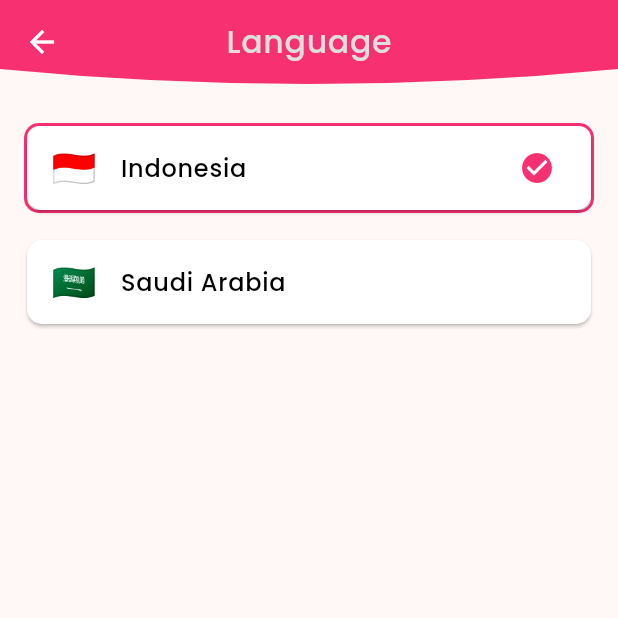
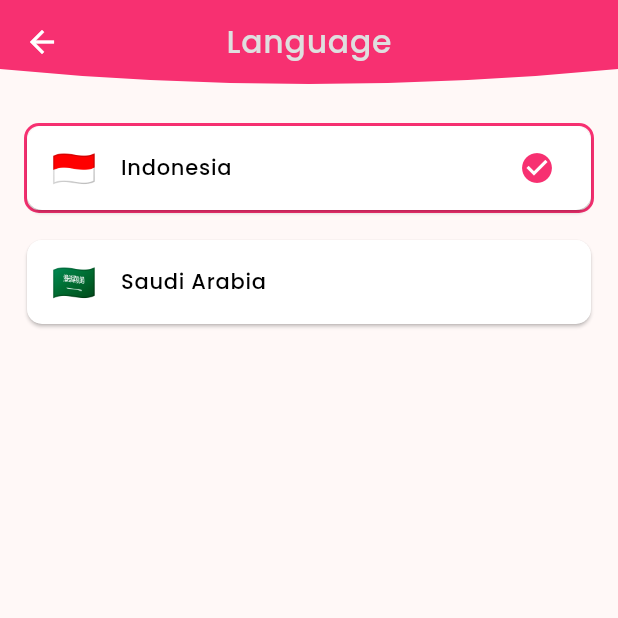
Before and after one commit to shairfinalamintusherp1/FoodOne, a Flutter app: the RiderLanguagePage screen opened directly, on a phone screen of 412 x 824 dp, the top half of it. Run offline on Flutter 3.47's test engine with Material 3 defaults, Android fonts, the light colour scheme and no system bars; our stand-ins replace google_fonts; network calls fail.

Commit message:
3/15/25-3.09

```diff
--- a/lib/prasentation/auth/email_verification.dart
+++ b/lib/prasentation/auth/email_verification.dart
@@ -100,7 +100,7 @@ class _EmailVarificationPageState extends State<EmailVarificationPage> {
               children: [
                 commonText(
                   "Didn’t Receive Code? ",
-                  size: 14,
+                  size: 12,
                   color: textSecondaryColor,
                 ),
                 GestureDetector(
--- a/lib/prasentation/auth/signup.dart
+++ b/lib/prasentation/auth/signup.dart
@@ -47,13 +47,13 @@ class _SignUpPageState extends State<SignUpPage> {
                         text: "Welcome! ",
                         style: TextStyle(
                           color: primaryDarkColor,
-                          fontSize: 16,
+                          fontSize: 14,
                           fontWeight: FontWeight.bold,
                         ),
                       ),
                       TextSpan(
                         text: "Please fill the form to continue.",
-                        style: TextStyle(color: textPrimaryColor, fontSize: 16),
+                        style: TextStyle(color: textPrimaryColor, fontSize: 14),
                       ),
                     ],
                   ),
--- a/lib/prasentation/rider_language.dart
+++ b/lib/prasentation/rider_language.dart
@@ -23,12 +23,12 @@ class _RiderLanguagePageState extends State<RiderLanguagePage> {
         backgroundColor: Colors.transparent,
         flexibleSpace: ClipPath(
           clipper: CustomAppBarClipper(),
-          child: Container(height: 140, color: primaryColor),
+          child: Container(height: 140.0, color: primaryColor),
         ),
 
         title: commonText(
           "Language",
-          size: 21,
+          size: 21.0,
           fontWeigth: FontWeight.w500,
           color: whiteColor,
         ),
@@ -39,18 +39,18 @@ class _RiderLanguagePageState extends State<RiderLanguagePage> {
         child: Column(
           crossAxisAlignment: CrossAxisAlignment.start,
           children: [
-            SizedBox(height: 10),
+            SizedBox(height: 10.0),
             Expanded(
               child: ListView.separated(
-                separatorBuilder: (context, index) => SizedBox(height: 16),
+                separatorBuilder: (context, index) => SizedBox(height: 16.0),
                 itemCount: countryList.length,
                 itemBuilder: (context, index) {
                   final country = countryList[index];
                   return Container(
                     decoration: BoxDecoration(
-                      borderRadius: BorderRadius.circular(10),
+                      borderRadius: BorderRadius.circular(10.0),
                       border: Border.all(
-                        width: 2,
+                        width: 2.0,
 
                         color:
                             selectedCountry == country.name
@@ -59,19 +59,19 @@ class _RiderLanguagePageState extends State<RiderLanguagePage> {
                       ),
                     ),
                     child: Card(
-                      margin: EdgeInsets.all(0),
+                      margin: EdgeInsets.all(0.0),
                       color: Colors.white,
                       shape: RoundedRectangleBorder(
-                        borderRadius: BorderRadius.circular(10),
+                        borderRadius: BorderRadius.circular(10.0),
                       ),
                       child: ListTile(
                         leading: commonText(
                           country.flag,
-                          size: 24,
+                          size: 24.0,
                         ), // Display country flag
                         title: commonText(
                           country.name,
-                          size: 16,
+                          size: 14.0,
                           fontWeigth: FontWeight.w500,
                         ),
                         trailing:
--- a/lib/prasentation/rider_location.dart
+++ b/lib/prasentation/rider_location.dart
@@ -43,7 +43,7 @@ class _RiderLocationPageState extends State<RiderLocationPage> {
           children: [
             commonText(
               "Current Location",
-              size: 16,
+              size: 14,
               fontWeigth: FontWeight.w500,
             ),
             SizedBox(height: 10.0),
@@ -96,7 +96,7 @@ class _RiderLocationPageState extends State<RiderLocationPage> {
             commonText(
               "Add New Location",
               fontWeigth: FontWeight.w500,
-              size: 16,
+              size: 14,
             ),
             SizedBox(height: 10),
             Container(
--- a/lib/prasentation/rider_profile.dart
+++ b/lib/prasentation/rider_profile.dart
@@ -35,7 +35,8 @@ class _RiderProfilePageState extends State<RiderProfilePage> {
           SizedBox(width: 20),
         ],
       ),
-      body: Column(
+      body: SingleChildScrollView(
+        child: Column(
           children: [
             Stack(
               alignment: Alignment.center,
@@ -129,6 +130,7 @@ class _RiderProfilePageState extends State<RiderProfilePage> {
             ),
           ],
         ),
+      ),
     );
   }
 
@@ -152,7 +154,7 @@ class _RiderProfilePageState extends State<RiderProfilePage> {
             value,
             alinment: TextAlign.center,
             color: Colors.white,
-            size: 16,
+            size: 14,
             fontWeigth: FontWeight.bold,
           ),
         ],
--- a/lib/res/commonWidgets.dart
+++ b/lib/res/commonWidgets.dart
@@ -5,12 +5,12 @@ import 'package:google_fonts/google_fonts.dart';
 Widget commonText(
   String text, {
   Color color = Colors.black,
-  double size = 14.0,
+  double size = 12.0,
   dynamic fontWeigth,
   dynamic softWrap,
   maxline,
   overflow,
-  dynamic alinment,
+  TextAlign? alinment = TextAlign.start,
 }) {
   return Text(
     text,
@@ -31,7 +31,7 @@ Widget commonButton({
   String text = "",
   Color color = primaryColor,
   Color textColor = Colors.white,
-  double fontSize = 20.0,
+  double fontSize = 14.0,
   var width = double.infinity,
   var height = 55.0,
   VoidCallback? onPressedButton,
@@ -52,7 +52,7 @@ Widget commonButton({
       child: Center(
         child: commonText(
           text,
-          size: 16,
+          size: fontSize,
           color: textColor,
           fontWeigth: fontWeigth,
         ),
```
Also changed, not shown: lib/prasentation/order_history.dart (+18 -18 lines), lib/prasentation/rider_dashboard_page.dart (+27 -19 lines), lib/prasentation/rider_edit_profile.dart (+12 -12 lines), lib/prasentation/rider_order_details.dart (+29 -29 lines). Lines whose indentation alone changed are shown as unchanged.
